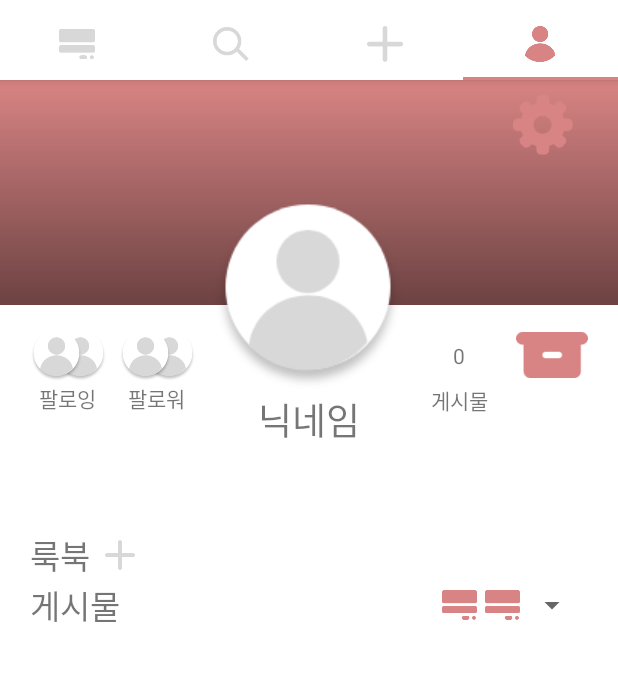
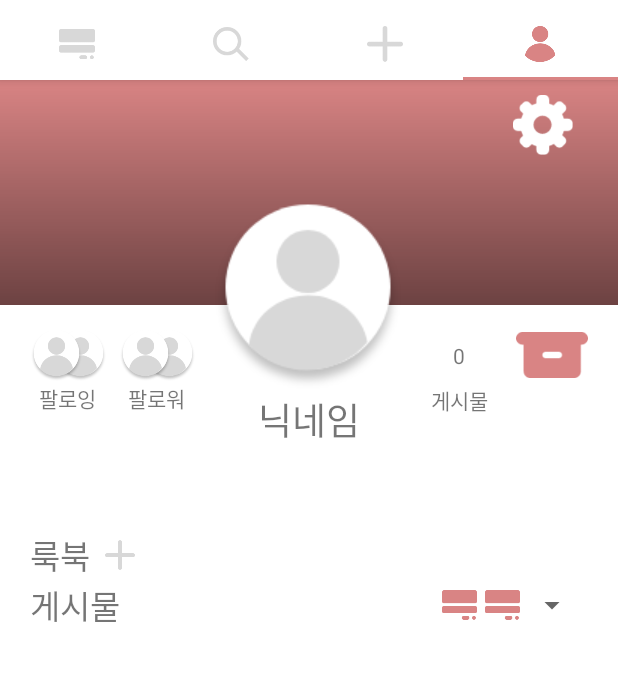
Before and after one commit to cometj03/2020-Dicon-TinT, an Android app: the screen it shows after launch (MainActivity), tab 4 chosen, on a phone screen of 412 x 824 dp, the part 76-757 px from its top. Run offline under Robolectric (Android 15) with nearby library versions, the phone set to English and light mode, and no system bars.

Commit message:
posting_third_commit

```diff
--- a/app/src/main/res/layout/fragment_profile.xml
+++ b/app/src/main/res/layout/fragment_profile.xml
@@ -28,7 +28,7 @@
             android:layout_alignParentBottom="true"
             android:background="@drawable/gradient_bottom_to_top" />
 
-        <Button
+        <ImageButton
             android:layout_width="40dp"
             android:layout_height="40dp"
             android:layout_gravity="right"
```
